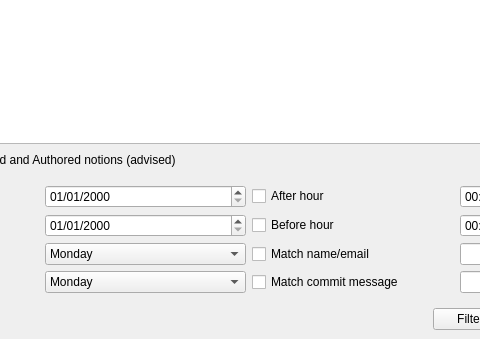
This is qGitFilterBranch/main_window.ui in mike-perdide/gitbuster as Qt 5 draws it before an edit; both pictures show x 181 to 661 and y 271 to 610 of the 860 by 610 pixel window. The edited form follows.
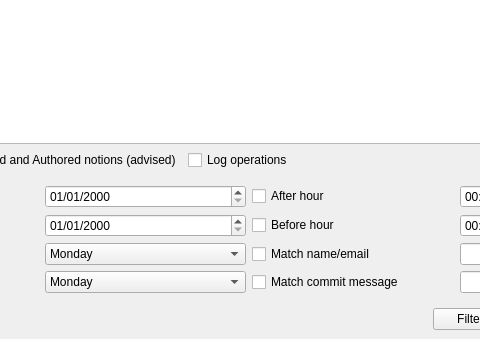
This is the edited form.

Commit message: Added a checkbox to log calls to git filter-branch.

Patch:
```diff
--- a/qGitFilterBranch/main_window.ui
+++ b/qGitFilterBranch/main_window.ui
@@ -309,6 +309,13 @@
         </property>
        </widget>
       </item>
+      <item row="0" column="2">
+       <widget class="QCheckBox" name="logCheckBox">
+        <property name="text">
+         <string>Log operations</string>
+        </property>
+       </widget>
+      </item>
      </layout>
     </item>
    </layout>
```
The commit also changes 4 other files.
